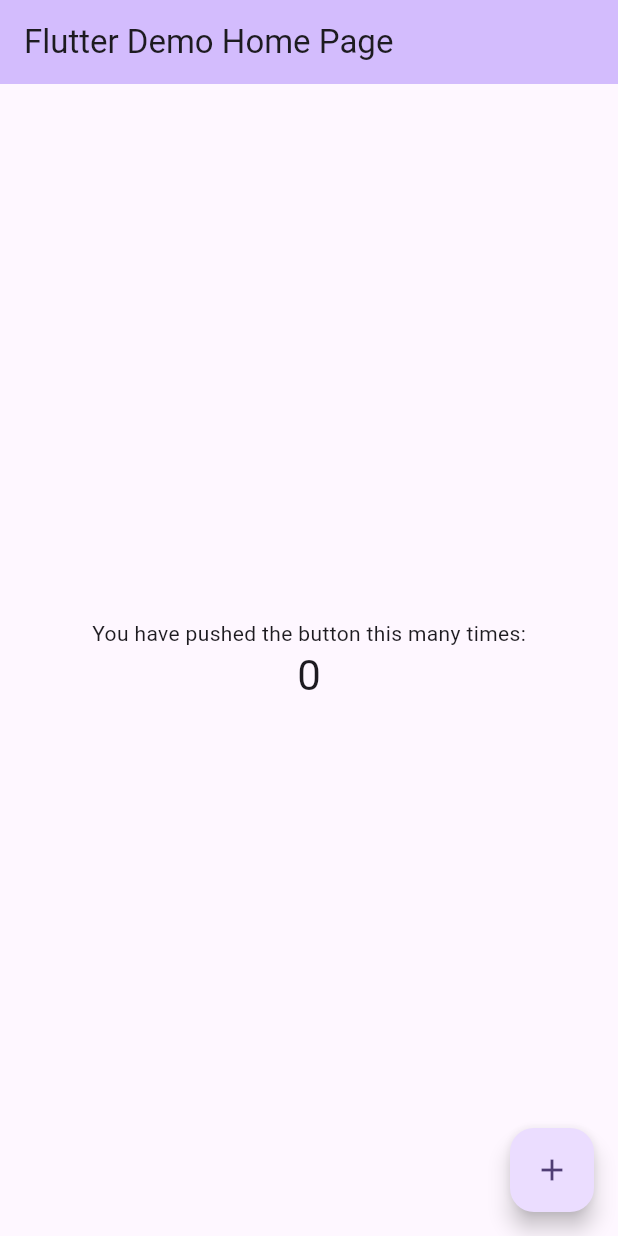
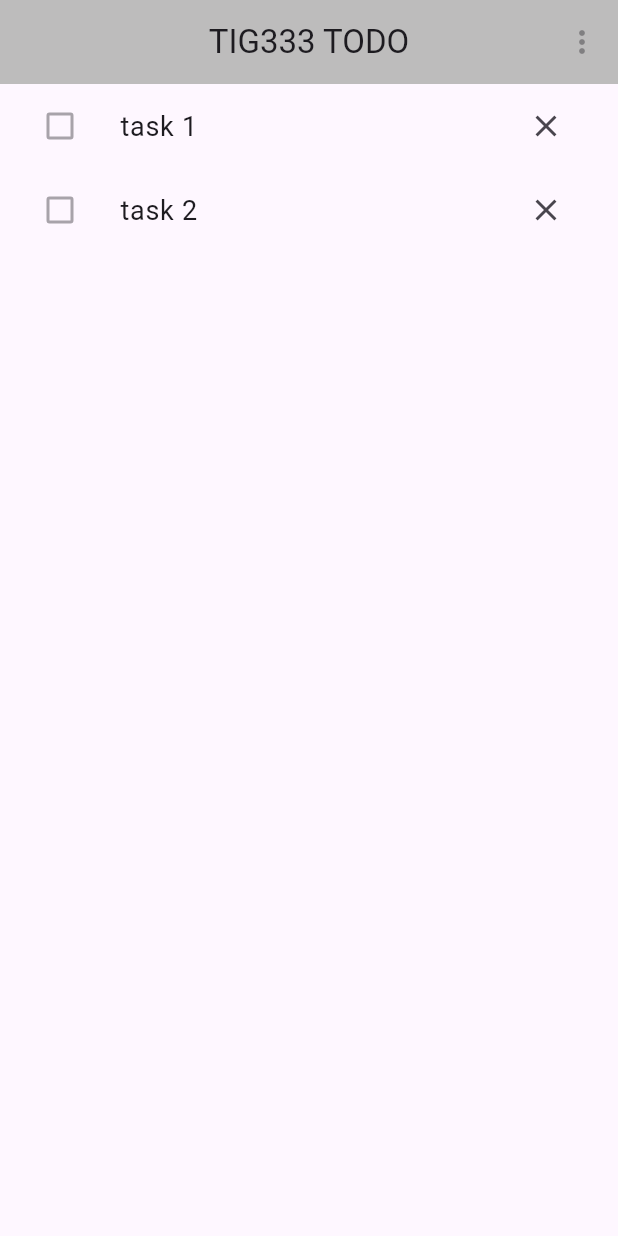
Before and after one commit to gu-tig333-ht23/gusbliel, a Flutter app: the screen it shows after launch, on a phone screen of 412 x 824 dp. Run offline on Flutter 3.47's test engine with Material 2 defaults, Android fonts, the phone set to English and light mode, and no system bars.

Commit message:
Ny design och tasks tillagda.
UI ser nu typ ut som figma och en ny class som heter TaskListItem är tillagd.

```diff
--- /dev/null
+++ b/lib/TaskListItem.dart
@@ -0,0 +1,20 @@
+import 'package:flutter/material.dart';
+
+class TaskListItem extends StatelessWidget {
+  final String taskText;
+
+  TaskListItem({required this.taskText});
+
+  @override
+  Widget build(BuildContext context) {
+    return ListTile(
+      leading: Checkbox(value: false, onChanged: null),
+      title: Text(taskText, style: TextStyle(fontSize: 18),),
+      trailing: IconButton(
+        icon: Icon(Icons.close),
+        onPressed: () {
+        },
+      ),
+    );
+  }
+}
--- a/lib/main.dart
+++ b/lib/main.dart
@@ -1,4 +1,5 @@
 import 'package:flutter/material.dart';
+import 'package:template/TaskListItem.dart';
 
 void main() {
   runApp(const MyApp());
@@ -12,6 +13,7 @@ class MyApp extends StatelessWidget {
   Widget build(BuildContext context) {
     return MaterialApp(
       title: 'Flutter Demo',
+      debugShowCheckedModeBanner: false,
       theme: ThemeData(
         // This is the theme of your application.
         //
@@ -55,18 +57,6 @@ class MyHomePage extends StatefulWidget {
 }
 
 class _MyHomePageState extends State<MyHomePage> {
-  int _counter = 0;
-
-  void _incrementCounter() {
-    setState(() {
-      // This call to setState tells the Flutter framework that something has
-      // changed in this State, which causes it to rerun the build method below
-      // so that the display can reflect the updated values. If we changed
-      // _counter without calling setState(), then the build method would not be
-      // called again, and so nothing would appear to happen.
-      _counter++;
-    });
-  }
 
   @override
   Widget build(BuildContext context) {
@@ -81,45 +71,26 @@ class _MyHomePageState extends State<MyHomePage> {
         // TRY THIS: Try changing the color here to a specific color (to
         // Colors.amber, perhaps?) and trigger a hot reload to see the AppBar
         // change color while the other colors stay the same.
-        backgroundColor: Theme.of(context).colorScheme.inversePrimary,
+        backgroundColor: const Color.fromARGB(255, 189, 188, 188),
+
         // Here we take the value from the MyHomePage object that was created by
         // the App.build method, and use it to set our appbar title.
-        title: Text(widget.title),
+        centerTitle: true,
+        title: Text("TIG333 TODO"),
+        actions: [
+          IconButton(icon: Icon(Icons.more_vert), onPressed: (null))
+        ],
+
       ),
-      body: Center(
+      body: ListView(
         // Center is a layout widget. It takes a single child and positions it
         // in the middle of the parent.
-        child: Column(
-          // Column is also a layout widget. It takes a list of children and
-          // arranges them vertically. By default, it sizes itself to fit its
-          // children horizontally, and tries to be as tall as its parent.
-          //
-          // Column has various properties to control how it sizes itself and
-          // how it positions its children. Here we use mainAxisAlignment to
-          // center the children vertically; the main axis here is the vertical
-          // axis because Columns are vertical (the cross axis would be
-          // horizontal).
-          //
-          // TRY THIS: Invoke "debug painting" (choose the "Toggle Debug Paint"
-          // action in the IDE, or press "p" in the console), to see the
-          // wireframe for each widget.
-          mainAxisAlignment: MainAxisAlignment.center,
-          children: <Widget>[
-            const Text(
-              'You have pushed the button this many times:',
-            ),
-            Text(
-              '$_counter',
-              style: Theme.of(context).textTheme.headlineMedium,
-            ),
-          ],
-        ),
+        children: [
+          TaskListItem(taskText: "task 1"),
+          TaskListItem(taskText: "task 2")
+        ]
+
       ),
-      floatingActionButton: FloatingActionButton(
-        onPressed: _incrementCounter,
-        tooltip: 'Increment',
-        child: const Icon(Icons.add),
-      ), // This trailing comma makes auto-formatting nicer for build methods.
     );
   }
 }
```
Also changed, not shown: pubspec.lock.
